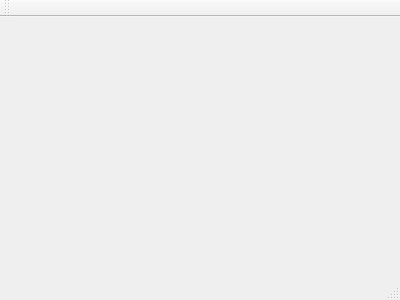
Before: the Qt Designer form MySaFaTa/mainwindow.ui in sandeep123patel/Tao, drawn with Qt 5.
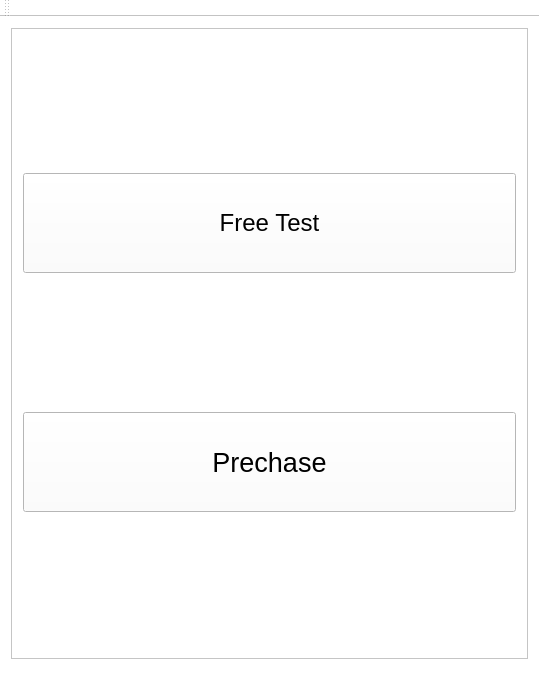
After: the same form once the commit is applied. Icons and pictures are not drawn.

What changed in the file:
```diff
--- a/MySaFaTa/mainwindow.ui
+++ b/MySaFaTa/mainwindow.ui
@@ -1,24 +1,130 @@
 <ui version="4.0">
  <class>MainWindow</class>
- <widget class="QMainWindow" name="MainWindow" >
-  <property name="geometry" >
+ <widget class="QMainWindow" name="MainWindow">
+  <property name="geometry">
    <rect>
     <x>0</x>
     <y>0</y>
-    <width>400</width>
-    <height>300</height>
+    <width>539</width>
+    <height>692</height>
    </rect>
   </property>
-  <property name="windowTitle" >
+  <property name="sizePolicy">
+   <sizepolicy hsizetype="Expanding" vsizetype="Expanding">
+    <horstretch>0</horstretch>
+    <verstretch>0</verstretch>
+   </sizepolicy>
+  </property>
+  <property name="windowTitle">
    <string>MainWindow</string>
   </property>
-  <widget class="QMenuBar" name="menuBar" />
-  <widget class="QToolBar" name="mainToolBar" />
-  <widget class="QWidget" name="centralWidget" />
-  <widget class="QStatusBar" name="statusBar" />
+  <property name="windowOpacity">
+   <double>2.000000000000000</double>
+  </property>
+  <property name="layoutDirection">
+   <enum>Qt::LeftToRight</enum>
+  </property>
+  <property name="autoFillBackground">
+   <bool>false</bool>
+  </property>
+  <property name="styleSheet">
+   <string notr="true">background-color: rgb(255, 255, 255);</string>
+  </property>
+  <widget class="QWidget" name="centralWidget">
+   <layout class="QGridLayout" name="gridLayout_2">
+    <item row="0" column="0">
+     <widget class="QScrollArea" name="scrollArea">
+      <property name="autoFillBackground">
+       <bool>true</bool>
+      </property>
+      <property name="styleSheet">
+       <string notr="true">background-color: rgb(255, 255, 255);</string>
+      </property>
+      <property name="verticalScrollBarPolicy">
+       <enum>Qt::ScrollBarAsNeeded</enum>
+      </property>
+      <property name="horizontalScrollBarPolicy">
+       <enum>Qt::ScrollBarAsNeeded</enum>
+      </property>
+      <property name="sizeAdjustPolicy">
+       <enum>QAbstractScrollArea::AdjustToContentsOnFirstShow</enum>
+      </property>
+      <property name="widgetResizable">
+       <bool>true</bool>
+      </property>
+      <property name="alignment">
+       <set>Qt::AlignCenter</set>
+      </property>
+      <widget class="QWidget" name="scrollAreaWidgetContents">
+       <property name="geometry">
+        <rect>
+         <x>0</x>
+         <y>0</y>
+         <width>519</width>
+         <height>633</height>
+        </rect>
+       </property>
+       <layout class="QGridLayout" name="gridLayout">
+        <item row="0" column="0">
+         <widget class="QPushButton" name="pushButton">
+          <property name="minimumSize">
+           <size>
+            <width>100</width>
+            <height>100</height>
+           </size>
+          </property>
+          <property name="font">
+           <font>
+            <pointsize>18</pointsize>
+           </font>
+          </property>
+          <property name="styleSheet">
+           <string notr="true"/>
+          </property>
+          <property name="text">
+           <string>Free Test</string>
+          </property>
+         </widget>
+        </item>
+        <item row="1" column="0">
+         <widget class="QPushButton" name="pushButton_2">
+          <property name="minimumSize">
+           <size>
+            <width>100</width>
+            <height>100</height>
+           </size>
+          </property>
+          <property name="font">
+           <font>
+            <pointsize>20</pointsize>
+           </font>
+          </property>
+          <property name="styleSheet">
+           <string notr="true">background-color: url(:/Image/GK.png);
+</string>
+          </property>
+          <property name="text">
+           <string>Prechase</string>
+          </property>
+         </widget>
+        </item>
+       </layout>
+      </widget>
+     </widget>
+    </item>
+   </layout>
+  </widget>
+  <widget class="QToolBar" name="mainToolBar">
+   <attribute name="toolBarArea">
+    <enum>TopToolBarArea</enum>
+   </attribute>
+   <attribute name="toolBarBreak">
+    <bool>false</bool>
+   </attribute>
+  </widget>
+  <widget class="QStatusBar" name="statusBar"/>
  </widget>
- <layoutDefault spacing="6" margin="11" />
- <pixmapfunction></pixmapfunction>
+ <layoutdefault spacing="6" margin="11"/>
  <resources/>
  <connections/>
 </ui>
```
Left out of the diff: 1 changed line with no effect on the pictures.
